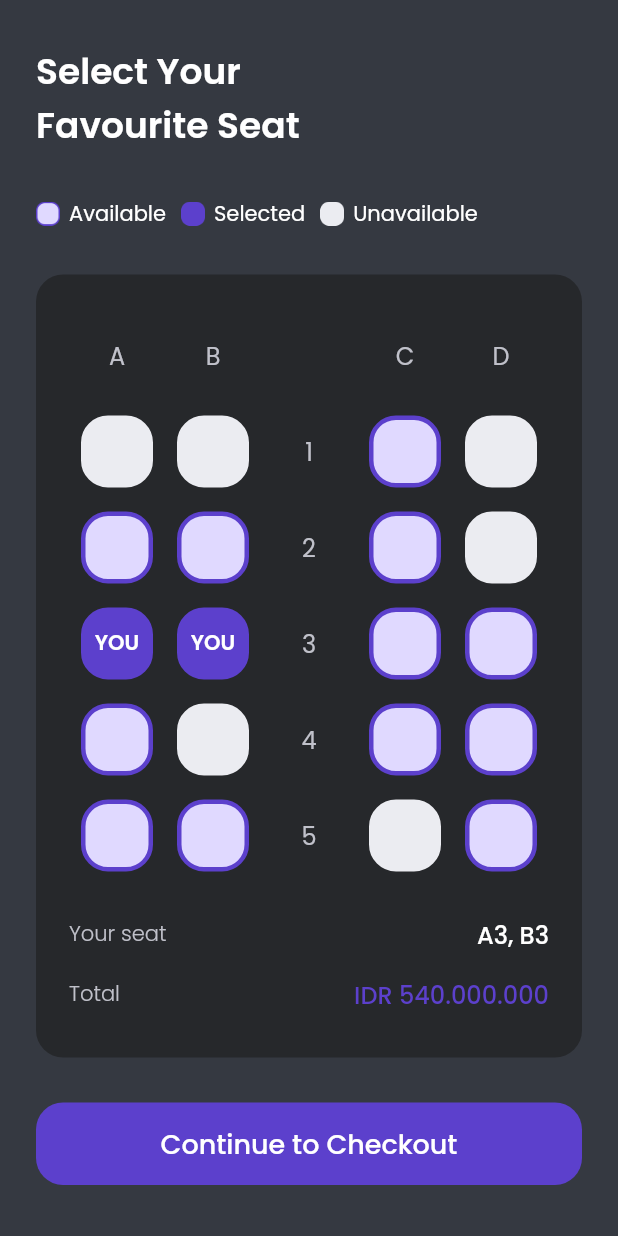
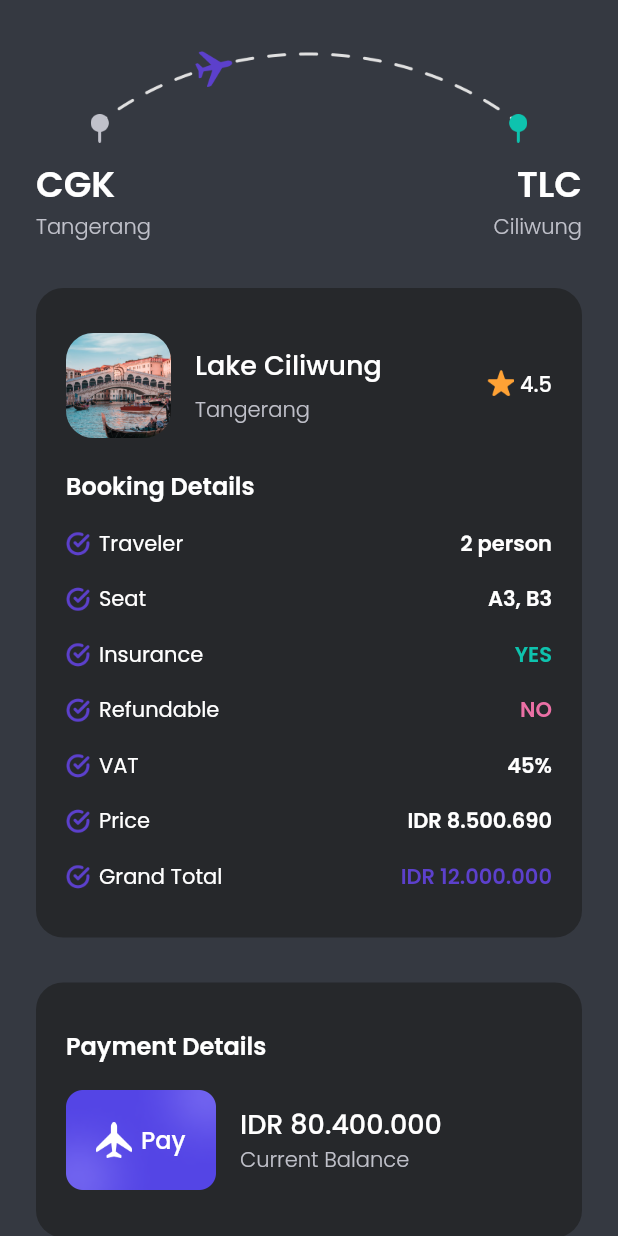
Before and after one commit to RFerdiawan/flutter_airplane_app, a Flutter app: the ChooseSeatPage screen opened directly, after a tap on "Continue to Checkout", on a phone screen of 412 x 824 dp. Run offline on Flutter 3.47's test engine with Material 2 defaults, Android fonts, the phone set to English and light mode, and no system bars; our stand-ins replace google_fonts.

Commit message:
Slicing UI checkout screen

```diff
--- /dev/null
+++ b/lib/ui/pages/checkout_page.dart
@@ -0,0 +1,293 @@
+import 'package:airplanes/shared/theme.dart';
+import 'package:airplanes/ui/widgets/booking_detail_item.dart';
+import 'package:airplanes/ui/widgets/custom_button.dart';
+import 'package:flutter/material.dart';
+
+class CheckoutPage extends StatelessWidget {
+  const CheckoutPage({Key? key}) : super(key: key);
+
+  @override
+  Widget build(BuildContext context) {
+    Widget route() {
+      return Container(
+        margin: EdgeInsets.only(
+          top: 30,
+        ),
+        child: Column(
+          children: [
+            Container(
+              width: 291,
+              height: 65,
+              margin: EdgeInsets.only(bottom: 10),
+              decoration: BoxDecoration(
+                image: DecorationImage(
+                  image: AssetImage('assets/image_checkout.png'),
+                ),
+              ),
+            ),
+            Row(
+              mainAxisAlignment: MainAxisAlignment.spaceBetween,
+              children: [
+                Column(
+                  crossAxisAlignment: CrossAxisAlignment.start,
+                  children: [
+                    Text(
+                      'CGK',
+                      style: whiteTextStyle.copyWith(
+                          fontSize: 24, fontWeight: semiBold),
+                    ),
+                    Text(
+                      'Tangerang',
+                      style: greyTextStyle.copyWith(fontWeight: light),
+                    )
+                  ],
+                ),
+                Column(
+                  crossAxisAlignment: CrossAxisAlignment.end,
+                  children: [
+                    Text(
+                      'TLC',
+                      style: whiteTextStyle.copyWith(
+                          fontSize: 24, fontWeight: semiBold),
+                    ),
+                    Text(
+                      'Ciliwung',
+                      style: greyTextStyle.copyWith(fontWeight: light),
+                    )
+                  ],
+                ),
+              ],
+            ),
+          ],
+        ),
+      );
+    }
+
+    Widget bookingDetails() {
+      return Container(
+        margin: EdgeInsets.only(
+          top: 30,
+        ),
+        padding: EdgeInsets.symmetric(horizontal: 20, vertical: 30),
+        decoration: BoxDecoration(
+          color: kInnerBackgroundColor,
+          borderRadius: BorderRadius.circular(defaultRadius),
+        ),
+        child: Column(
+          crossAxisAlignment: CrossAxisAlignment.start,
+          children: [
+            // NOTE: DESTINATION TILE
+            Row(
+              children: [
+                Container(
+                  margin: EdgeInsets.only(right: 16),
+                  width: 70,
+                  height: 70,
+                  decoration: BoxDecoration(
+                    borderRadius: BorderRadius.circular(defaultRadius),
+                    image: DecorationImage(
+                      fit: BoxFit.cover,
+                      image: AssetImage('assets/image_destination1.png'),
+                    ),
+                  ),
+                ),
+                Expanded(
+                  child: Column(
+                    crossAxisAlignment: CrossAxisAlignment.start,
+                    children: [
+                      Text(
+                        'Lake Ciliwung',
+                        style: whiteTextStyle.copyWith(
+                          fontSize: 18,
+                          fontWeight: medium,
+                        ),
+                      ),
+                      SizedBox(
+                        height: 6,
+                      ),
+                      Text(
+                        'Tangerang',
+                        style: greyTextStyle.copyWith(
+                          fontWeight: light,
+                        ),
+                      ),
+                    ],
+                  ),
+                ),
+                Row(
+                  mainAxisAlignment: MainAxisAlignment.center,
+                  crossAxisAlignment: CrossAxisAlignment.start,
+                  children: [
+                    Container(
+                      height: 18,
+                      width: 18,
+                      margin: EdgeInsets.only(right: 4),
+                      decoration: BoxDecoration(
+                        image: DecorationImage(
+                          image: AssetImage('assets/icon_star.png'),
+                        ),
+                      ),
+                    ),
+                    Text(
+                      '4.5',
+                      style: whiteTextStyle.copyWith(fontWeight: medium),
+                    )
+                  ],
+                ),
+              ],
+            ),
+
+            // NOTE: BOOKING DETAILS TEXT
+            Container(
+              margin: EdgeInsets.only(top: 20),
+              child: Column(
+                children: [
+                  Text(
+                    'Booking Details',
+                    style: whiteTextStyle.copyWith(
+                        fontWeight: semiBold, fontSize: 16),
+                  ),
+                ],
+              ),
+            ),
+
+            // NOTE: BOOKING DETAIL ITEM
+            BookingDetailItem(title: 'Traveler', detail: '2 person'),
+            BookingDetailItem(title: 'Seat', detail: 'A3, B3'),
+            BookingDetailItem(
+                title: 'Insurance', detail: 'YES', warna: kGreenColor),
+            BookingDetailItem(
+                title: 'Refundable', detail: 'NO', warna: kRedColor),
+            BookingDetailItem(title: 'VAT', detail: '45%'),
+            BookingDetailItem(title: 'Price', detail: 'IDR 8.500.690'),
+            BookingDetailItem(
+                title: 'Grand Total',
+                detail: 'IDR 12.000.000',
+                warna: kPrimaryColor),
+          ],
+        ),
+      );
+    }
+
+    Widget paymentDetails() {
+      return Container(
+        margin: EdgeInsets.only(top: 30),
+        padding: EdgeInsets.symmetric(
+          horizontal: 20,
+          vertical: 30,
+        ),
+        decoration: BoxDecoration(
+          borderRadius: BorderRadius.circular(defaultRadius),
+          color: kInnerBackgroundColor,
+        ),
+        child: Column(
+          crossAxisAlignment: CrossAxisAlignment.start,
+          children: [
+            Text(
+              'Payment Details',
+              style:
+                  whiteTextStyle.copyWith(fontSize: 16, fontWeight: semiBold),
+            ),
+            Container(
+              margin: EdgeInsets.only(top: 16),
+              child: Row(
+                children: [
+                  Container(
+                    padding: EdgeInsets.symmetric(horizontal: 20, vertical: 23),
+                    margin: EdgeInsets.only(right: 16),
+                    width: 100,
+                    height: 70,
+                    decoration: BoxDecoration(
+                      image: DecorationImage(
+                        image: AssetImage('assets/image_card.png'),
+                      ),
+                    ),
+                    child: Row(
+                      children: [
+                        Container(
+                          width: 24,
+                          height: 24,
+                          margin: EdgeInsets.only(right: 6),
+                          decoration: BoxDecoration(
+                            image: DecorationImage(
+                              image: AssetImage('assets/icon_airplane.png'),
+                            ),
+                          ),
+                        ),
+                        Text(
+                          'Pay',
+                          style: whiteTextStyle.copyWith(
+                              fontSize: 16, fontWeight: medium),
+                        ),
+                      ],
+                    ),
+                  ),
+                  Column(
+                    crossAxisAlignment: CrossAxisAlignment.start,
+                    children: [
+                      Text(
+                        'IDR 80.400.000',
+                        style: whiteTextStyle.copyWith(
+                            fontSize: 18, fontWeight: medium),
+                      ),
+                      Text(
+                        'Current Balance',
+                        style: greyTextStyle.copyWith(fontWeight: light),
+                      ),
+                    ],
+                  ),
+                ],
+              ),
+            ),
+          ],
+        ),
+      );
+    }
+
+    Widget payNow() {
+      return CustomButton(
+        title: 'Pay Now',
+        onPressed: () {},
+        margin: EdgeInsets.only(top: 30),
+      );
+    }
+
+    Widget tacButton() {
+      return Container(
+        margin: EdgeInsets.only(
+          top: 30,
+          bottom: 30,
+        ),
+        child: TextButton(
+          onPressed: () {},
+          child: Text(
+            'Terms and Conditions',
+            style: greyTextStyle.copyWith(
+              fontSize: 16,
+              fontWeight: light,
+              decoration: TextDecoration.underline,
+            ),
+          ),
+        ),
+      );
+    }
+
+    return Scaffold(
+      backgroundColor: kBackgroundColor,
+      body: SafeArea(
+        child: ListView(
+          padding: EdgeInsets.symmetric(
+            horizontal: defaultMargin,
+          ),
+          children: [
+            route(),
+            bookingDetails(),
+            paymentDetails(),
+            payNow(),
+            tacButton(),
+          ],
+        ),
+      ),
+    );
+  }
+}
--- a/lib/ui/pages/choose_seat_page.dart
+++ b/lib/ui/pages/choose_seat_page.dart
@@ -1,4 +1,5 @@
 import 'package:airplanes/shared/theme.dart';
+import 'package:airplanes/ui/pages/checkout_page.dart';
 import 'package:airplanes/ui/widgets/custom_button.dart';
 import 'package:airplanes/ui/widgets/seat_item.dart';
 import 'package:flutter/material.dart';
@@ -368,7 +369,14 @@ class ChooseSeatPage extends StatelessWidget {
     Widget checkoutButton() {
       return CustomButton(
         title: 'Continue to Checkout',
-        onPressed: () {},
+        onPressed: () {
+          Navigator.push(
+            context,
+            MaterialPageRoute(
+              builder: (context) => CheckoutPage(),
+            ),
+          );
+        },
         margin: EdgeInsets.only(top: 30, bottom: 46),
       );
     }
--- /dev/null
+++ b/lib/ui/widgets/booking_detail_item.dart
@@ -0,0 +1,48 @@
+import 'package:flutter/material.dart';
+
+import '../../shared/theme.dart';
+
+class BookingDetailItem extends StatelessWidget {
+  final String title;
+  final String detail;
+  final Color warna;
+  const BookingDetailItem({
+    Key? key,
+    required this.title,
+    required this.detail,
+    this.warna = Colors.white,
+  }) : super(key: key);
+
+  @override
+  Widget build(BuildContext context) {
+    return Container(
+      margin: EdgeInsets.only(top: 16),
+      child: Row(
+        children: [
+          Container(
+            width: 16,
+            height: 16,
+            margin: EdgeInsets.only(right: 6),
+            decoration: BoxDecoration(
+              image: DecorationImage(
+                image: AssetImage('assets/icon_checklist.png'),
+              ),
+            ),
+          ),
+          Text(
+            title,
+            style: whiteTextStyle,
+          ),
+          Spacer(),
+          Text(
+            detail,
+            style: whiteTextStyle.copyWith(
+              fontWeight: semiBold,
+              color: warna,
+            ),
+          ),
+        ],
+      ),
+    );
+  }
+}
```
